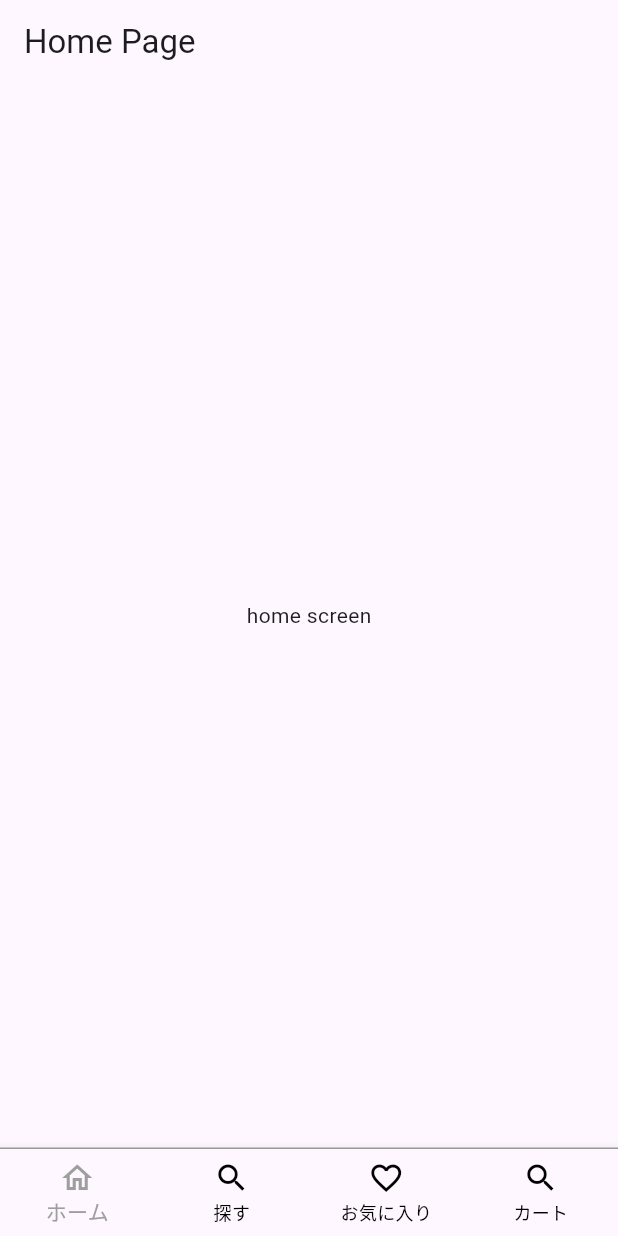
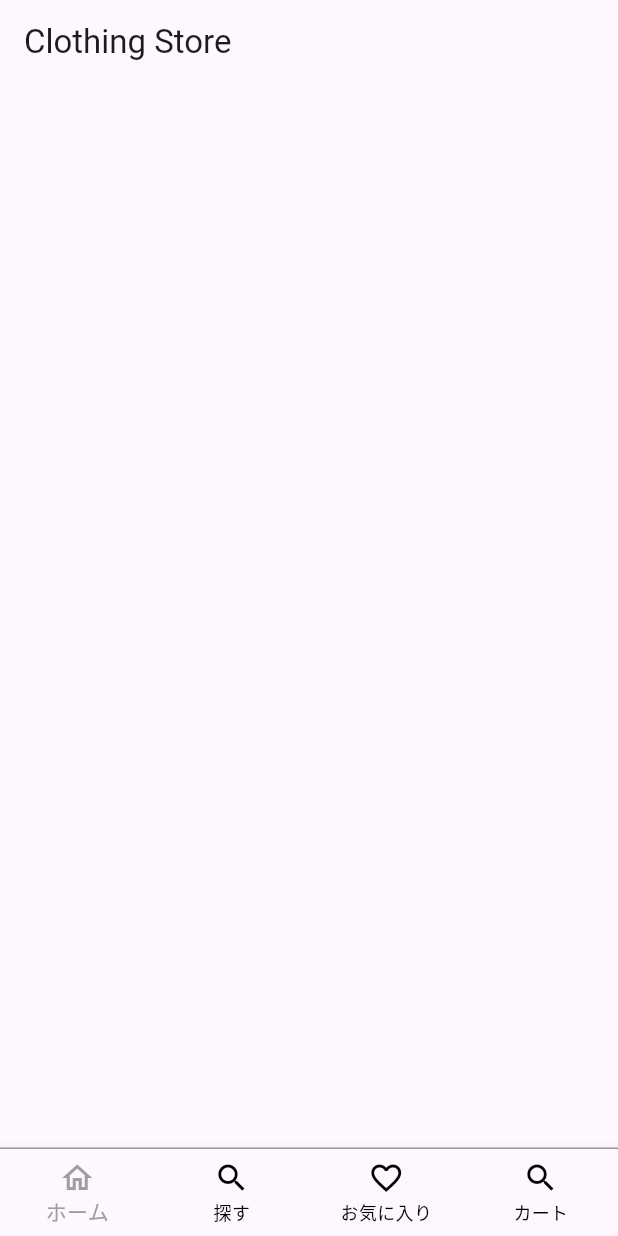
Before and after one commit to yukimiyake0607/shopping_provider, a Flutter app: the screen it shows after launch, on a phone screen of 412 x 824 dp. Run offline on Flutter 3.47's test engine with Material 3 defaults, Android fonts, the phone set to English and light mode, and no system bars.

Commit message:
add: AppBarを削除、home_screenに追加

```diff
--- a/lib/main.dart
+++ b/lib/main.dart
@@ -41,9 +41,6 @@ class _BottomNavigationScreenState extends State<BottomNavigationScreen> {
   @override
   Widget build(BuildContext context) {
     return Scaffold(
-      appBar: AppBar(
-        title: Text('Home Page'),
-      ),
       body: Consumer<BottomNavModel>(
         builder: (context, bottomNavModel, child) {
           return _screensList[bottomNavModel.selectedPageNumber];
--- a/lib/screens/home_screen.dart
+++ b/lib/screens/home_screen.dart
@@ -5,8 +5,10 @@ class HomeScreen extends StatelessWidget {
 
   @override
   Widget build(BuildContext context) {
-    return Center(
-      child: Text('home screen'),
+    return Scaffold(
+      appBar: AppBar(
+        title: const Text('Clothing Store'),
+      ),
     );
   }
 }
```
